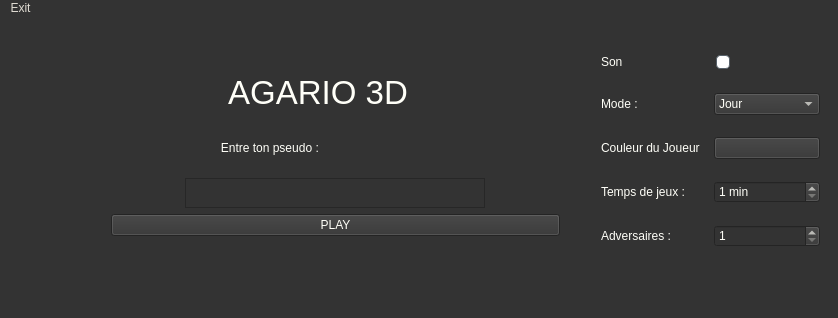
Qt form jeu_complet/mainwindow.ui (pci-ua/Agar.ia3D) before a commit.
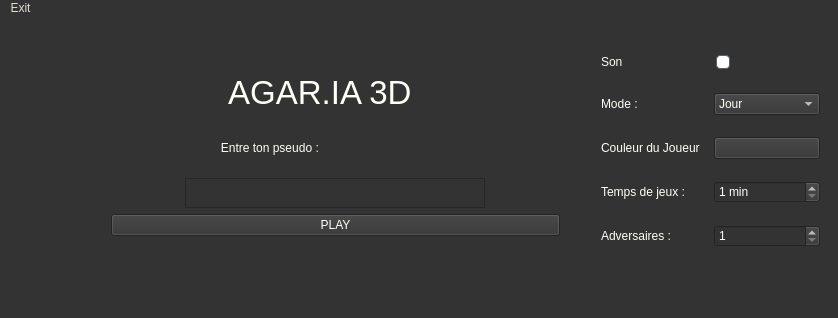
The same form after that commit.

Commit message: Changer tous les agario en agar.ia

What changed in the file:
```diff
--- a/jeu_complet/mainwindow.ui
+++ b/jeu_complet/mainwindow.ui
@@ -242,7 +242,7 @@
           </font>
          </property>
          <property name="text">
-          <string>             AGARIO 3D</string>
+          <string>             AGAR.IA 3D</string>
          </property>
         </widget>
        </item>
```
The commit also changes 1 other file.
